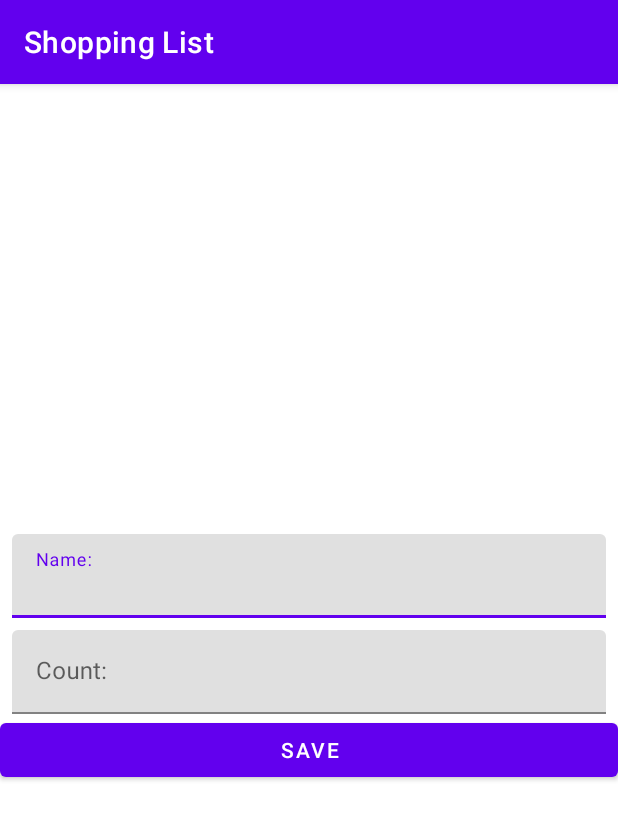
After one commit to Spinoza0/learninig_shopping_list, an Android app: the ShopItemFragment screen opened directly, with no data from a screen before it, on a phone screen of 412 x 824 dp. The commit adds this screen. Shown: the top 820 px of the screen. Run offline under Robolectric (Android 15) with nearby library versions, the phone set to English and light mode, and no system bars; 1 statement that could not run was skipped.

Commit message:
add fragment to second screen

```diff
--- a/app/src/main/java/com/spinoza/shoppinglist/presentation/ShopItemActivity.kt
+++ b/app/src/main/java/com/spinoza/shoppinglist/presentation/ShopItemActivity.kt
@@ -33,15 +33,15 @@ class ShopItemActivity : AppCompatActivity() {
         super.onCreate(savedInstanceState)
         setContentView(R.layout.activity_shop_item)
         parseIntent()
-        initViews()
+//        initViews()
 
         viewModel = ViewModelProvider(
             this,
             ViewModelFactory(ShopListRepositoryImpl)
         )[ShopItemViewModel::class.java]
 
-        setupScreen()
-        launchRightMode()
+ //       setupScreen()
+ //       launchRightMode()
     }
 
     private fun launchRightMode() {
--- /dev/null
+++ b/app/src/main/java/com/spinoza/shoppinglist/presentation/ShopItemFragment.kt
@@ -0,0 +1,18 @@
+package com.spinoza.shoppinglist.presentation
+
+import android.os.Bundle
+import android.view.LayoutInflater
+import android.view.View
+import android.view.ViewGroup
+import androidx.fragment.app.Fragment
+import com.spinoza.shoppinglist.R
+
+class ShopItemFragment : Fragment() {
+    override fun onCreateView(
+        inflater: LayoutInflater,
+        container: ViewGroup?,
+        savedInstanceState: Bundle?,
+    ): View? {
+        return inflater.inflate(R.layout.fragment_shop_item, container, false)
+    }
+}
--- a/app/src/main/res/layout/activity_shop_item.xml
+++ b/app/src/main/res/layout/activity_shop_item.xml
@@ -1,62 +1,9 @@
 <?xml version="1.0" encoding="utf-8"?>
-<androidx.constraintlayout.widget.ConstraintLayout xmlns:android="http://schemas.android.com/apk/res/android"
-    xmlns:app="http://schemas.android.com/apk/res-auto"
+<androidx.fragment.app.FragmentContainerView xmlns:android="http://schemas.android.com/apk/res/android"
     xmlns:tools="http://schemas.android.com/tools"
+    android:id="@+id/shopItemContainer"
+    android:name="com.spinoza.shoppinglist.presentation.ShopItemFragment"
     android:layout_width="match_parent"
     android:layout_height="match_parent"
-    tools:context=".presentation.ShopItemActivity">
-
-    <com.google.android.material.textfield.TextInputLayout
-        android:id="@+id/textInputLayoutName"
-        android:layout_width="0dp"
-        android:layout_height="wrap_content"
-        android:layout_marginStart="8dp"
-        android:layout_marginEnd="8dp"
-        android:layout_marginBottom="4dp"
-        app:layout_constraintBottom_toTopOf="@id/textInputLayoutCount"
-        app:layout_constraintEnd_toEndOf="parent"
-        app:layout_constraintStart_toStartOf="parent"
-        app:layout_constraintTop_toTopOf="parent"
-        app:layout_constraintVertical_chainStyle="packed">
-
-        <com.google.android.material.textfield.TextInputEditText
-            android:id="@+id/editTextName"
-            android:layout_width="match_parent"
-            android:layout_height="wrap_content"
-            android:hint="@string/name"
-            android:inputType="textCapWords" />
-
-    </com.google.android.material.textfield.TextInputLayout>
-
-    <com.google.android.material.textfield.TextInputLayout
-        android:id="@+id/textInputLayoutCount"
-        android:layout_width="0dp"
-        android:layout_height="wrap_content"
-        android:layout_marginStart="8dp"
-        android:layout_marginTop="4dp"
-        android:layout_marginEnd="8dp"
-        app:layout_constraintBottom_toTopOf="@id/buttonSave"
-        app:layout_constraintEnd_toEndOf="parent"
-        app:layout_constraintStart_toStartOf="parent"
-        app:layout_constraintTop_toBottomOf="@id/textInputLayoutName">
-
-        <com.google.android.material.textfield.TextInputEditText
-            android:id="@+id/editTextCount"
-            android:layout_width="match_parent"
-            android:layout_height="wrap_content"
-            android:hint="@string/count"
-            android:inputType="numberDecimal" />
-
-    </com.google.android.material.textfield.TextInputLayout>
-
-    <Button
-        android:id="@+id/buttonSave"
-        android:layout_width="match_parent"
-        android:layout_height="wrap_content"
-        android:text="@string/save"
-        app:layout_constraintBottom_toBottomOf="parent"
-        app:layout_constraintEnd_toEndOf="parent"
-        app:layout_constraintStart_toStartOf="parent"
-        app:layout_constraintTop_toBottomOf="@id/textInputLayoutCount" />
-
-</androidx.constraintlayout.widget.ConstraintLayout>
+    tools:context=".presentation.ShopItemActivity"
+    tools:layout="@layout/fragment_shop_item" />
--- /dev/null
+++ b/app/src/main/res/layout/fragment_shop_item.xml
@@ -0,0 +1,62 @@
+<?xml version="1.0" encoding="utf-8"?>
+<androidx.constraintlayout.widget.ConstraintLayout xmlns:android="http://schemas.android.com/apk/res/android"
+    xmlns:app="http://schemas.android.com/apk/res-auto"
+    xmlns:tools="http://schemas.android.com/tools"
+    android:layout_width="match_parent"
+    android:layout_height="match_parent"
+    tools:context=".presentation.ShopItemFragment">
+
+    <com.google.android.material.textfield.TextInputLayout
+        android:id="@+id/textInputLayoutName"
+        android:layout_width="0dp"
+        android:layout_height="wrap_content"
+        android:layout_marginStart="8dp"
+        android:layout_marginEnd="8dp"
+        android:layout_marginBottom="4dp"
+        app:layout_constraintBottom_toTopOf="@id/textInputLayoutCount"
+        app:layout_constraintEnd_toEndOf="parent"
+        app:layout_constraintStart_toStartOf="parent"
+        app:layout_constraintTop_toTopOf="parent"
+        app:layout_constraintVertical_chainStyle="packed">
+
+        <com.google.android.material.textfield.TextInputEditText
+            android:id="@+id/editTextName"
+            android:layout_width="match_parent"
+            android:layout_height="wrap_content"
+            android:hint="@string/name"
+            android:inputType="textCapWords" />
+
+    </com.google.android.material.textfield.TextInputLayout>
+
+    <com.google.android.material.textfield.TextInputLayout
+        android:id="@+id/textInputLayoutCount"
+        android:layout_width="0dp"
+        android:layout_height="wrap_content"
+        android:layout_marginStart="8dp"
+        android:layout_marginTop="4dp"
+        android:layout_marginEnd="8dp"
+        app:layout_constraintBottom_toTopOf="@id/buttonSave"
+        app:layout_constraintEnd_toEndOf="parent"
+        app:layout_constraintStart_toStartOf="parent"
+        app:layout_constraintTop_toBottomOf="@id/textInputLayoutName">
+
+        <com.google.android.material.textfield.TextInputEditText
+            android:id="@+id/editTextCount"
+            android:layout_width="match_parent"
+            android:layout_height="wrap_content"
+            android:hint="@string/count"
+            android:inputType="numberDecimal" />
+
+    </com.google.android.material.textfield.TextInputLayout>
+
+    <Button
+        android:id="@+id/buttonSave"
+        android:layout_width="match_parent"
+        android:layout_height="wrap_content"
+        android:text="@string/save"
+        app:layout_constraintBottom_toBottomOf="parent"
+        app:layout_constraintEnd_toEndOf="parent"
+        app:layout_constraintStart_toStartOf="parent"
+        app:layout_constraintTop_toBottomOf="@id/textInputLayoutCount" />
+
+</androidx.constraintlayout.widget.ConstraintLayout>
```
